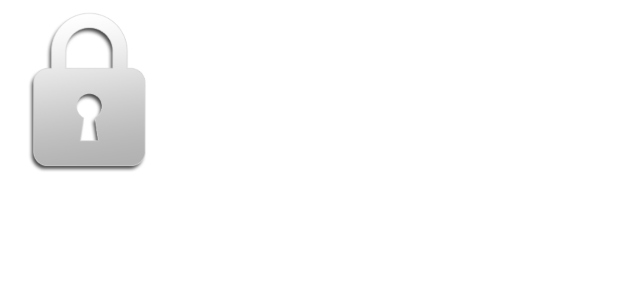
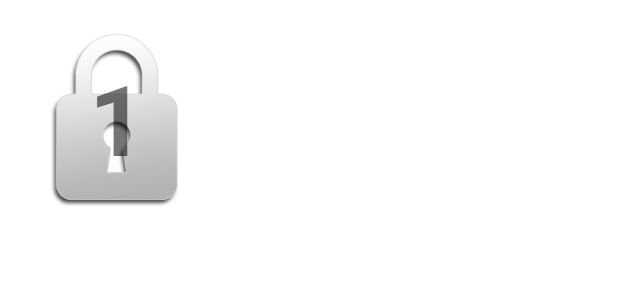
Before and after one commit to DBKakadiya44/MathPuzzle, an Android app: the layout leval_page_item.xml on its own in the app's theme, with its tools: preview values and no code run, on a phone screen of 412 x 824 dp. Shown: the top 300 px of the screen. Run offline under Robolectric (Android 15) with nearby library versions, the phone set to English and light mode, and no system bars.

```diff
--- a/app/src/main/AndroidManifest.xml
+++ b/app/src/main/AndroidManifest.xml
@@ -28,6 +28,10 @@
             android:name=".Winning_page"
             android:exported="true">
         </activity>
+        <activity
+            android:name=".Leval_page"
+            android:exported="true">
+        </activity>
     </application>
 
 </manifest>
--- a/app/src/main/java/com/example/new_math_puzzle/Game_page.java
+++ b/app/src/main/java/com/example/new_math_puzzle/Game_page.java
@@ -49,6 +49,9 @@ public class Game_page extends AppCompatActivity implements View.OnClickListener
                     levelNo++;
                     getImage();
                     levelboard.setText("LEVEL "+(levelNo+1));
+                    editor.putInt("levelNo",levelNo);
+                    editor.putString("levelstatus"+(levelNo),"skip");
+                    editor.commit();
                 }
             }
         });
@@ -74,7 +77,7 @@ public class Game_page extends AppCompatActivity implements View.OnClickListener
                 {
                     levelNo++;
                     editor.putInt("levelNo",levelNo);
-                    editor.putString("levelstatus"+(levelNo-1),"win");
+                    editor.putString("levelstatus"+(levelNo),"win");
                     editor.commit();
                     Intent intent=new Intent(Game_page.this, Winning_page.class);
                     intent.putExtra("levelNo",levelNo);
--- a/app/src/main/java/com/example/new_math_puzzle/Winning_page.java
+++ b/app/src/main/java/com/example/new_math_puzzle/Winning_page.java
@@ -34,7 +34,7 @@ public class Winning_page extends AppCompatActivity
             @Override
             public void onClick(View v) {
                 Intent intent = new Intent(Winning_page.this,MainActivity.class);
-                intent.putExtra("levalNo",levelNo);
+                intent.putExtra("levelNo",levelNo);
                 startActivity(intent);
             }
         });
--- a/app/src/main/java/com/example/new_math_puzzle/config.java
+++ b/app/src/main/java/com/example/new_math_puzzle/config.java
@@ -10,4 +10,6 @@ public class config
             "110","120","130","140","150","160","170","180","190","200",
             "210","220","230","240","250","260","270","280","290","300",
             "310","320","330","340","350"};
+
+    static int[] no = {1,2,3,4,5,6,7,8,9,10,11,12,13,14,15,16,17,18,19,20};
 }
--- a/app/src/main/res/layout/leval_page.xml
+++ b/app/src/main/res/layout/leval_page.xml
@@ -19,6 +19,7 @@
     <GridView
         android:layout_width="match_parent"
         android:layout_height="match_parent"
+        android:id="@+id/gridview"
         android:numColumns="3"
         android:layout_weight="0.7"
         >
--- a/app/src/main/res/layout/leval_page_item.xml
+++ b/app/src/main/res/layout/leval_page_item.xml
@@ -1,12 +1,31 @@
 <?xml version="1.0" encoding="utf-8"?>
-<LinearLayout xmlns:android="http://schemas.android.com/apk/res/android"
+<RelativeLayout xmlns:android="http://schemas.android.com/apk/res/android"
     android:orientation="vertical"
     android:layout_width="match_parent"
+    android:layout_margin="@dimen/_5sdp"
     android:layout_height="match_parent">
 
     <ImageView
-        android:layout_width="120dp"
-        android:layout_height="120dp"
-        android:background="@drawable/lock"></ImageView>
+        android:id="@+id/lockimg"
+        android:layout_width="130dp"
+        android:layout_height="130dp"
+        android:layout_marginStart="@dimen/_5sdp"
+        android:layout_marginTop="@dimen/_5sdp"
+        android:layout_marginEnd="@dimen/_5sdp"
+        android:layout_marginBottom="@dimen/_5sdp"
+        android:background="@drawable/lock" />
 
-</LinearLayout>
+    <TextView
+        android:id="@+id/lockno"
+        android:layout_width="130dp"
+        android:layout_height="130dp"
+        android:layout_marginStart="@dimen/_5sdp"
+        android:layout_marginTop="@dimen/_5sdp"
+        android:layout_marginEnd="@dimen/_5sdp"
+        android:layout_marginBottom="@dimen/_5sdp"
+        android:gravity="center"
+        android:text="1"
+        android:textSize="@dimen/_50sdp"
+        android:textStyle="bold" />
+
+</RelativeLayout>
```
Also changed, not shown: app/src/main/java/com/example/new_math_puzzle/Leval_page.java (added, +36 -0 lines), app/src/main/java/com/example/new_math_puzzle/LevelAdapter.java (added, +54 -0 lines), app/src/main/java/com/example/new_math_puzzle/MainActivity.java (+9 -0 lines).
